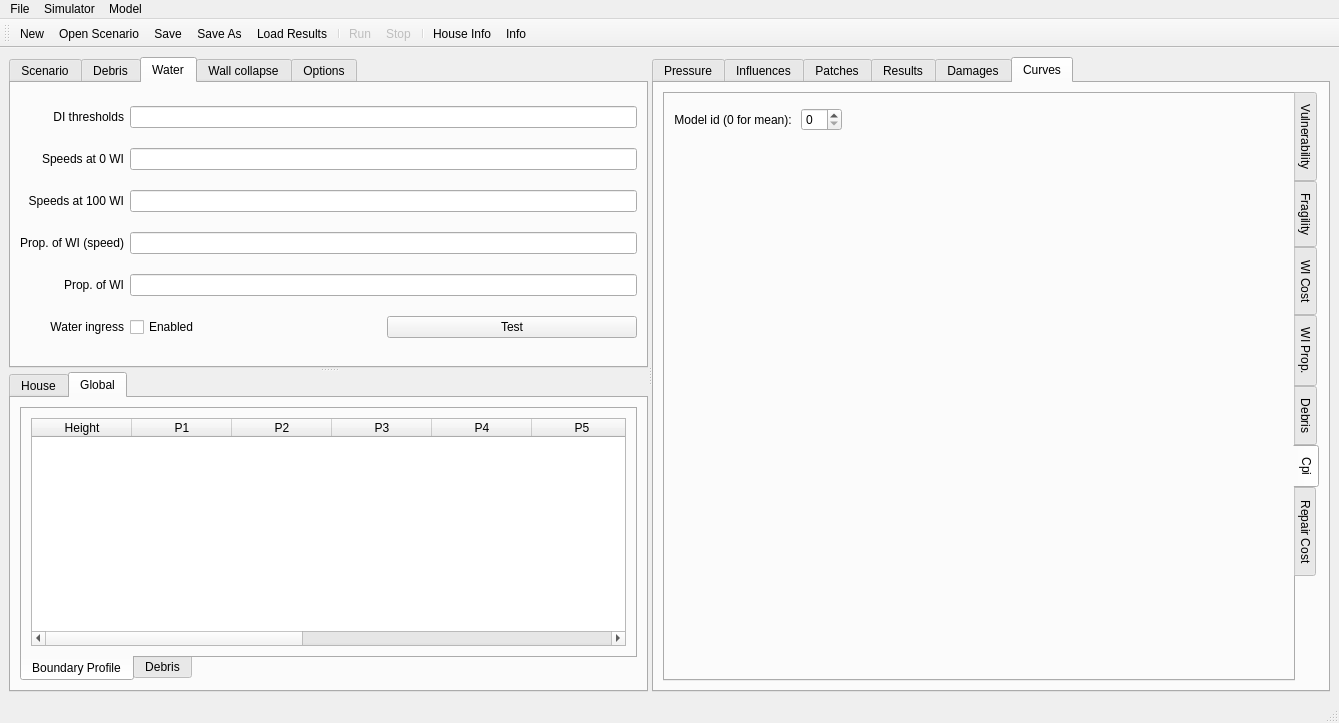
First picture: the form in vaws/gui/ui/main.ui, repository GeoscienceAustralia/vaws, before the edit.
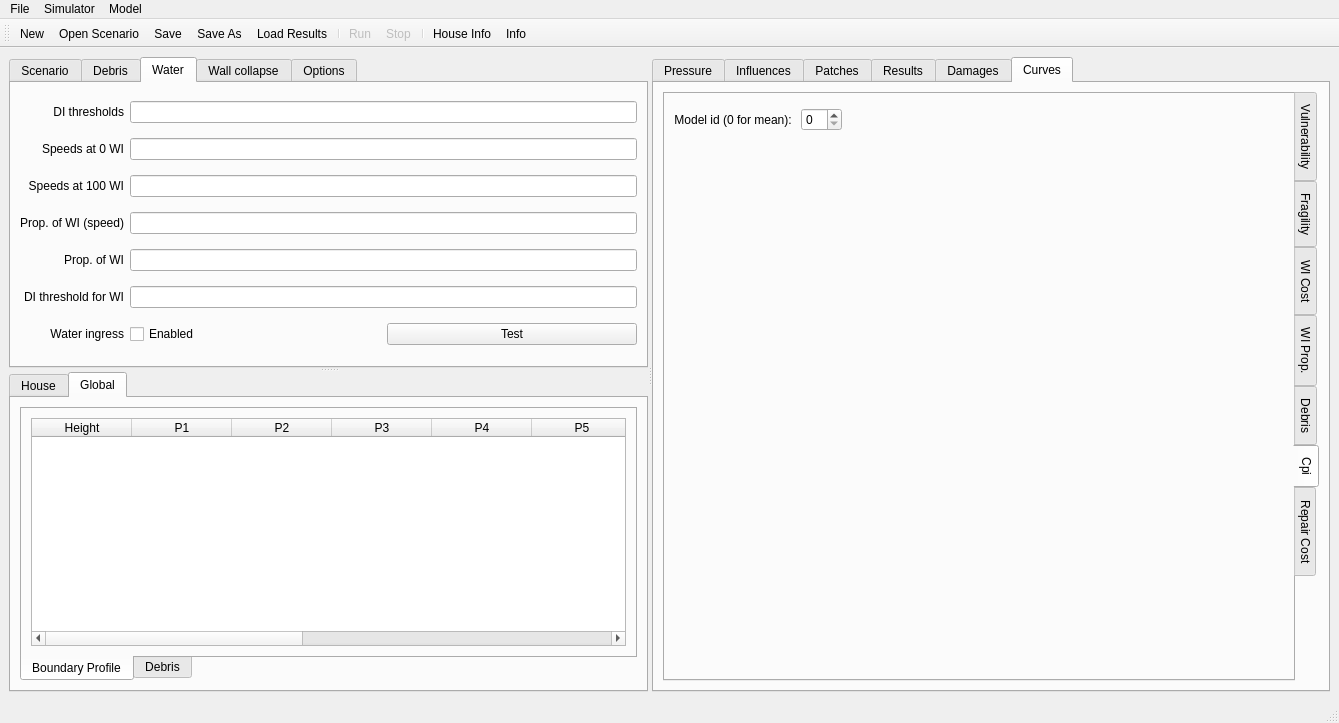
Second picture: the form after the edit. Icons and pictures are not drawn. Custom widgets are drawn as their Qt base class.

Commit message: - fix error in test of WI curve in GUI - add di_threshold_wi and update the logic

The edit to the form file:
```diff
--- a/vaws/gui/ui/main.ui
+++ b/vaws/gui/ui/main.ui
@@ -592,7 +592,7 @@
             </property>
            </widget>
           </item>
-          <item row="7" column="1">
+          <item row="8" column="1">
            <layout class="QHBoxLayout" name="horizontalLayout_26">
             <property name="sizeConstraint">
              <enum>QLayout::SetMinimumSize</enum>
@@ -672,7 +672,7 @@
             </property>
            </widget>
           </item>
-          <item row="7" column="0">
+          <item row="8" column="0">
            <widget class="QLabel" name="label_36">
             <property name="sizePolicy">
              <sizepolicy hsizetype="Preferred" vsizetype="Fixed">
@@ -723,6 +723,25 @@
             </property>
            </widget>
           </item>
+          <item row="7" column="1">
+           <widget class="QLineEdit" name="di_threshold_wi"/>
+          </item>
+          <item row="7" column="0">
+           <widget class="QLabel" name="label_45">
+            <property name="sizePolicy">
+             <sizepolicy hsizetype="Preferred" vsizetype="Fixed">
+              <horstretch>0</horstretch>
+              <verstretch>0</verstretch>
+             </sizepolicy>
+            </property>
+            <property name="text">
+             <string>DI threshold for WI</string>
+            </property>
+            <property name="alignment">
+             <set>Qt::AlignRight|Qt::AlignTrailing|Qt::AlignVCenter</set>
+            </property>
+           </widget>
+          </item>
          </layout>
         </widget>
         <widget class="QWidget" name="wall_tab">
```
The commit also changes 5 other files.
